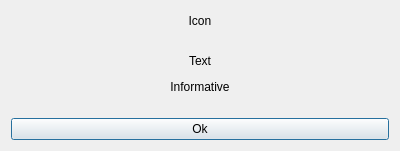
punesemu/puNES, file src/gui/designer/dlgAbout.ui: the form before one commit.
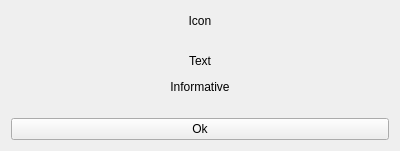
The form after the commit. Icons and pictures are not drawn. Custom widgets are drawn as their Qt base class.

Patch:
```diff
--- a/src/gui/designer/dlgAbout.ui
+++ b/src/gui/designer/dlgAbout.ui
@@ -1,7 +1,7 @@
 <?xml version="1.0" encoding="UTF-8"?>
 <ui version="4.0">
  <class>dlgAbout</class>
- <widget class="QDialog" name="dlgAbout">
+ <widget class="QWidget" name="dlgAbout">
   <property name="geometry">
    <rect>
     <x>0</x>
```
